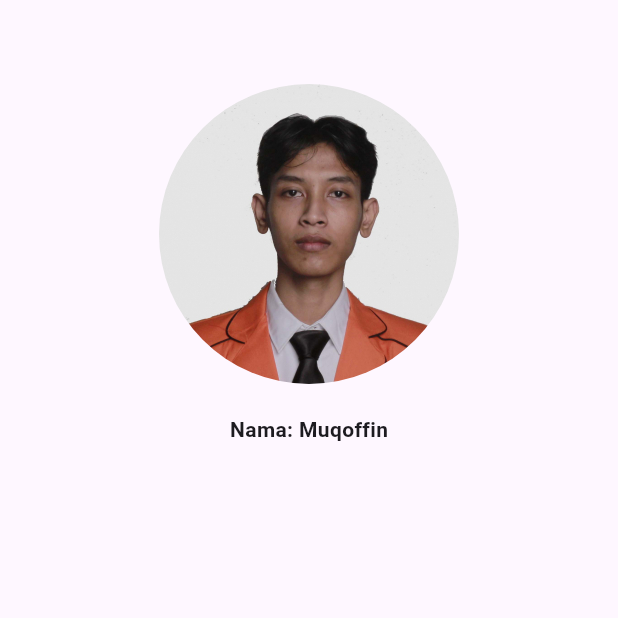
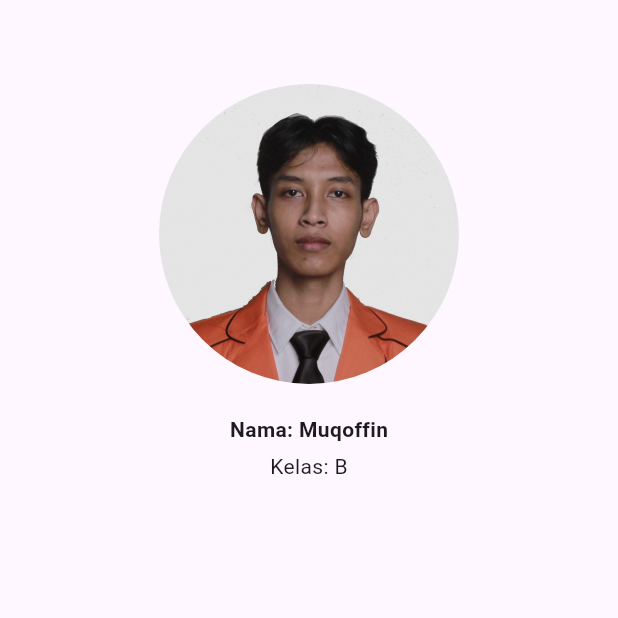
Before and after one commit to initheo/QuestSatu_0023, a Flutter app: the screen it shows after launch, on a phone screen of 412 x 824 dp, the top half of it. Run offline on Flutter 3.47's test engine with Material 3 defaults, Android fonts, the phone set to English and light mode, and no system bars.

Commit message:
feat: add class information display to profile page

```diff
--- a/lib/main.dart
+++ b/lib/main.dart
@@ -58,6 +58,8 @@ class MyHomePage extends StatelessWidget {
               "Nama: Muqoffin",
               style: TextStyle(fontWeight: FontWeight.bold),
             ),
+            SizedBox(height: 5),
+            Text("Kelas: B"),
           ],
         ),
       ),
```
